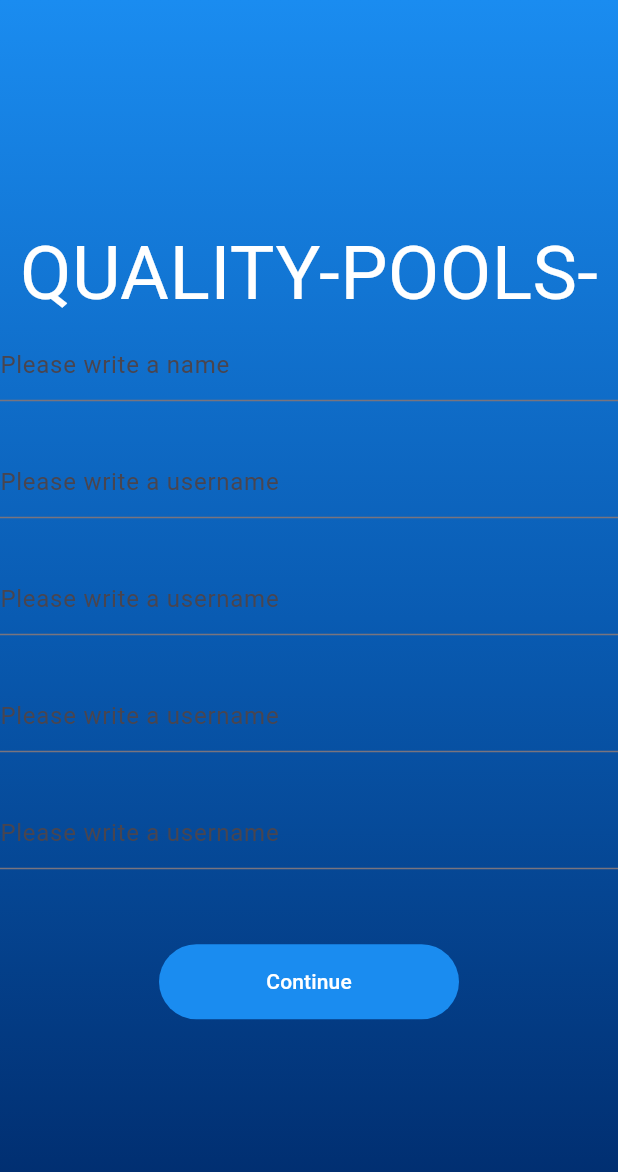
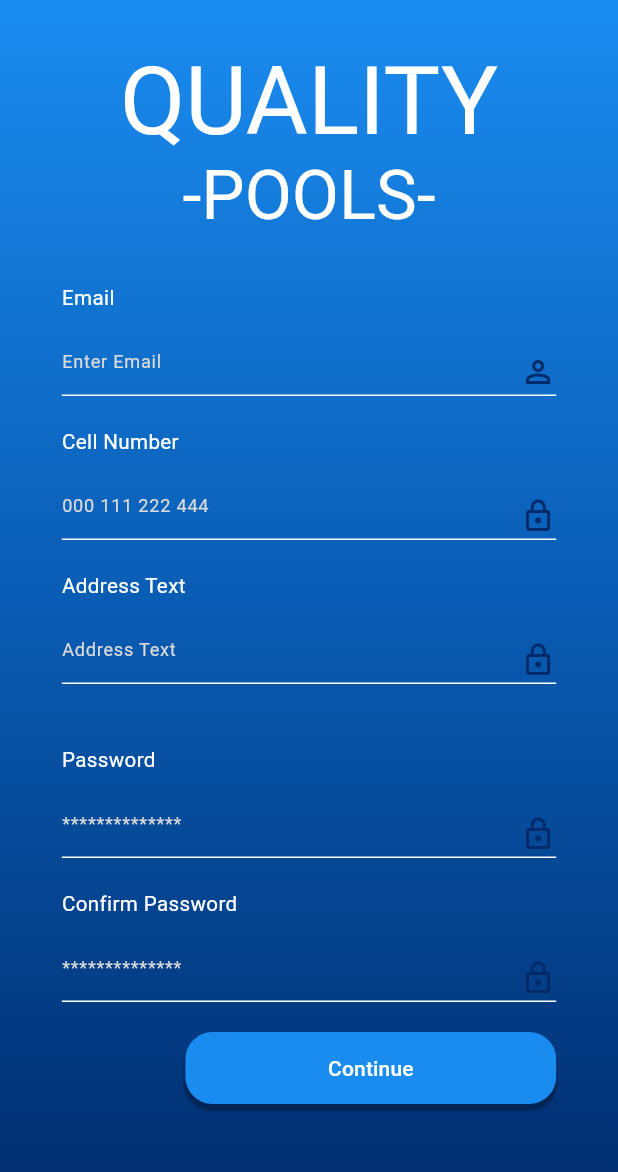
Before and after one commit to Franna88/quality_pools, a Flutter app: the RegisterPage screen opened directly, on a phone screen of 412 x 824 dp. Shown: the top 1172 px of the screen. Run offline on Flutter 3.47's test engine with Material 3 defaults, Android fonts, the phone set to English and light mode, and no system bars; our stand-ins replace firebase_core, google_fonts; accounts and stored records are empty; Roboto replaces fonts that are missing (Judson).

Commit message:
register page updates

```diff
--- a/quality_pools/lib/Register/register.dart
+++ b/quality_pools/lib/Register/register.dart
@@ -1,19 +1,27 @@
 import 'package:flutter/material.dart';
+import 'package:quality_pools/CommonComponants/common_button.dart';
 import 'package:quality_pools/AddPool/poolImage.dart';
+import 'package:quality_pools/CommonComponants/quality_pool_header.dart';
+import 'package:quality_pools/CommonComponants/reusable_textfields.dart';
 
 
 
-
-class RegisterPage extends StatefulWidget {
+class RegisterPage extends StatelessWidget {
   const RegisterPage({super.key});
 
   @override
-  State<RegisterPage> createState() => _RegisterPageState();
-}
+  Widget build(BuildContext context) {
+    double screenWidth = MediaQuery.of(context).size.width;
+    final TextEditingController _emailController = TextEditingController();
+    final TextEditingController _passwordController = TextEditingController();
+    final TextEditingController _cellPhoneNumber= TextEditingController();
+    final TextEditingController _homeAddress = TextEditingController();
 
-class _RegisterPageState extends State<RegisterPage> {
-  @override
-  Widget build(BuildContext context) {
+
+
+    //GlobalKey for form validation
+    final _formKey = GlobalKey<FormState>();
+
     return Scaffold(
       body: Container(
         height: double.infinity,
@@ -30,88 +38,109 @@ class _RegisterPageState extends State<RegisterPage> {
           ),
         ),
         child: Column(
-          mainAxisAlignment: MainAxisAlignment.center,
           crossAxisAlignment: CrossAxisAlignment.center,
           children: [
-            Text(
-              'QUALITY-POOLS-',
-              style: TextStyle(
-                color: const Color.fromARGB(255, 255, 255, 255),
-                fontSize: 50,
-                height: 1.5, // Adjust spacing between lines if needed
+            SizedBox( height:30),
+            QualityPoolHeader(),
+           SizedBox( height:30),
+              SizedBox(
+                width: screenWidth * 0.8,
+                child: Form(
+                  key: _formKey,
+                  child: Column(
+                    crossAxisAlignment: CrossAxisAlignment.end,
+                    children:[
+                      ReusableTextField(
+                      hintText: 'Enter Email',
+                      controller: _emailController,
+                      labelText: 'Email',
+                      imagePath: 'images/email.png',
+                      validator: (value) {
+                        // Validate email on form submission
+                        if (value == null || value.isEmpty) {
+                          return 'Please enter an email';
+                        }
+                        // Simple email regex validation
+                        final emailRegex = RegExp(
+                            r'^[a-zA-Z0-9._%+-]+@[a-zA-Z0-9.-]+\.[a-zA-Z]{2,}$');
+                        if (!emailRegex.hasMatch(value)) {
+                          return 'Please enter a valid email address';
+                        }
+                        return null;
+                      },
                     ),
+                    SizedBox(height: 20),
+                    ReusableTextField(
+                      hintText: '000 111 222 444',
+                      controller: _cellPhoneNumber,
+                      labelText: 'Cell Number',
+                      imagePath: 'images/password.png',
+                      obscureText: true,
+                      validator: (value) {
+                        // Validate password on form submission
+                        if (value == null || value.isEmpty) {
+                          return 'Please enter a cell number';
+                        } else if (value.length < 10) {
+                          return 'Cell Number must be at least 10 characters';
+                        }
+                        return null;
+                      },
                     ),
-           Form(
-            child: Column(
-            mainAxisAlignment: MainAxisAlignment.center,
-            children: <Widget>[
-
-                TextFormField(
-
-                  decoration: const InputDecoration(
-                    hintText: 'Please write a name',
+                    SizedBox(height: 20),
+                           ReusableTextField(
+                      hintText: 'Address Text',
+                      controller: _homeAddress,
+                      labelText: 'Address Text',
+                      imagePath: 'images/password.png',
+                      obscureText: true,
+                      validator: (value) {
+                        // Validate password on form submission
+                        if (value == null || value.isEmpty) {
+                          return 'Please enter a cell number';
+                        } else if (value.length < 10) {
+                          return 'Cell Number must be at least 10 characters';
+                        }
+                        return null;
+                      },
                     ),
-
+                    SizedBox(height: 20),
+                    SizedBox( height:20),
+                    ReusableTextField(
+                      hintText: '**************',
+                      controller: _passwordController,
+                      labelText: 'Password',
+                      imagePath: 'images/password.png',
+                      obscureText: true,
+                      validator: (value) {
+                        // Validate password on form submission
+                        if (value == null || value.isEmpty) {
+                          return 'Please enter a password';
+                        } else if (value.length < 6) {
+                          return 'Password must be at least 6 characters';
+                        }
+                        return null;
+                      },
                     ),
-                const SizedBox(height: 30.0),]
-           )),
-           Form(
-            child: Column(
-            mainAxisAlignment: MainAxisAlignment.center,
-            children: <Widget>[
-                TextFormField(
-                  decoration: const InputDecoration(
-                    hintText: 'Please write a username',
+                    SizedBox( height:20),
+                    ReusableTextField(
+                      hintText: '**************',
+                      controller: _passwordController,
+                      labelText: 'Confirm Password',
+                      imagePath: 'images/password.png',
+                      obscureText: true,
+                      validator: (value) {
+                        // Validate password on form submission
+                        if (value == null || value.isEmpty) {
+                          return 'Please enter a password';
+                        } else if (value.length < 6) {
+                          return 'Password must be at least 6 characters';
+                        }
+                        return null;
+                      },
                     ),
-
-                ),
-                const SizedBox(height: 30.0),]
-           )),
-           Form(
-            child: Column(
-            mainAxisAlignment: MainAxisAlignment.center,
-            children: <Widget>[
-                TextFormField(
-
-                  decoration: const InputDecoration(
-                    hintText: 'Please write a username',
-                  ),
-
-                ),
-                const SizedBox(height: 30.0),]
-           )),
-           Form(
-            child: Column(
-            mainAxisAlignment: MainAxisAlignment.center,
-            children: <Widget>[
-                TextFormField(
-
-                  decoration: const InputDecoration(
-                    hintText: 'Please write a username',
-                  ),
-
-                ),
-                const SizedBox(height: 30.0),]
-           )),
-           Form(
-            child: Column(
-            mainAxisAlignment: MainAxisAlignment.center,
-            children: <Widget>[
-                TextFormField(
-
-                  decoration: const InputDecoration(
-                    hintText: 'Please write a username',
-                  ),
-
-                ),
-                const SizedBox(height: 30.0),]
-           )),
                      SizedBox(height: 20), // Add spacing between text and buttons
-                FilledButton(
-                  style: FilledButton.styleFrom(
-                    backgroundColor: Color(0XFF1A8CF0),
-                    minimumSize: Size(200, 50),
-                  ),
+                        CommonButton(
+              buttonText: 'Continue',
               onPressed: () {
                   Navigator.push(
                     context,
@@ -119,10 +148,11 @@ class _RegisterPageState extends State<RegisterPage> {
                       builder: (context) => const AddPoolImage(),
                     ),);
               },
-                  child: const Text('Continue'),
             ),
+                    ]
+                  )
 
-
+                  ),)
 
           ],
         ),
```
Lines whose indentation alone changed are shown as unchanged.
